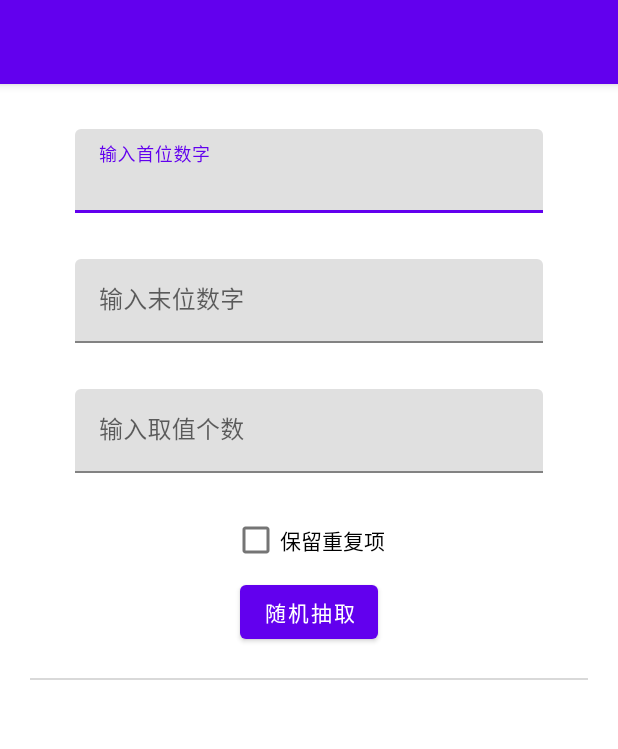
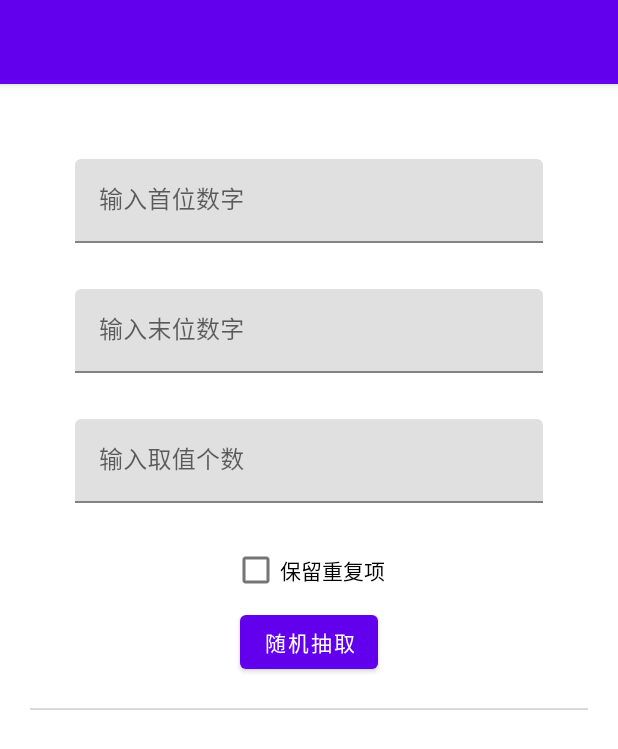
Before and after one commit to YenalyLiew/RandomAPP, an Android app: the layout activity_main.xml on its own in the app's theme, with its tools: preview values and no code run, on a phone screen of 412 x 824 dp. Shown: the top 749 px of the screen. Run offline under Robolectric (Android 15) with nearby library versions, the phone set to English and light mode, and no system bars.

Commit message:
又改了点东西

```diff
--- a/app/src/main/AndroidManifest.xml
+++ b/app/src/main/AndroidManifest.xml
@@ -11,8 +11,9 @@
         android:theme="@style/Theme.RandomAPP">
         <activity
             android:name=".MainActivity"
+            android:exported="true"
             android:label="RaNdOm"
-            android:exported="true">
+            android:windowSoftInputMode="adjustPan">
             <intent-filter>
                 <action android:name="android.intent.action.MAIN" />
 
--- a/app/src/main/java/com/example/randomapp/MainActivity.kt
+++ b/app/src/main/java/com/example/randomapp/MainActivity.kt
@@ -1,14 +1,11 @@
 package com.example.randomapp
 
 import android.annotation.SuppressLint
-import android.content.Context
 import androidx.appcompat.app.AppCompatActivity
 import android.os.Bundle
-import android.view.Gravity
 import android.view.Menu
 import android.view.MenuItem
 import android.view.View
-import android.view.inputmethod.InputMethodManager
 import androidx.core.view.GravityCompat
 import com.example.randomapp.databinding.ActivityMainBinding
 import java.lang.StringBuilder
@@ -29,7 +26,6 @@ class MainActivity : AppCompatActivity() {
         }
         binding.apply {
             enter.setOnClickListener {
-                enter.isEnabled = false
                 linear.clearFocus()
                 randomList.clear()
                 if (start.text.toString() != "" && end.text.toString() != "" && ramd.text.toString() != "") {
@@ -44,6 +40,7 @@ class MainActivity : AppCompatActivity() {
                         ramd.error = "取值个数太大"
                     }
                     if (endInt - startInt >= ramdInt && startInt < endInt) {
+                        enter.isEnabled = false
                         val builder = StringBuilder()
                         randomList.clear()
                         if (!sameNumCB.isChecked) {
@@ -100,6 +97,7 @@ class MainActivity : AppCompatActivity() {
                 binding.resultText.visibility = View.INVISIBLE
                 binding.result.setText("")
                 binding.linear.clearFocus()
+                binding.enter.isEnabled = true
             }
         }
         return true
--- a/app/src/main/res/layout/activity_main.xml
+++ b/app/src/main/res/layout/activity_main.xml
@@ -4,21 +4,27 @@
     xmlns:tools="http://schemas.android.com/tools"
     android:id="@+id/drawerLayout"
     android:layout_width="match_parent"
-    android:layout_height="match_parent">
+    android:layout_height="match_parent"
+    android:layout_gravity="start"
+    android:fitsSystemWindows="true"
+    tools:openDrawer="start">
 
     <androidx.coordinatorlayout.widget.CoordinatorLayout
         android:layout_width="match_parent"
-        android:layout_height="match_parent">
+        android:layout_height="match_parent"
+        android:fitsSystemWindows="true">
 
         <com.google.android.material.appbar.AppBarLayout
             android:layout_width="match_parent"
-            android:layout_height="wrap_content">
+            android:layout_height="wrap_content"
+            android:fitsSystemWindows="true">
 
             <androidx.appcompat.widget.Toolbar
                 android:id="@+id/toolBar"
                 android:layout_width="match_parent"
-                android:layout_height="?attr/actionBarSize"
+                android:layout_height="wrap_content"
                 android:background="@color/design_default_color_primary"
+                android:fitsSystemWindows="true"
                 android:theme="@style/ThemeOverlay.AppCompat.Dark.ActionBar"
                 app:popupTheme="@style/ThemeOverlay.AppCompat.Light" />
 
@@ -41,60 +47,60 @@
                 <com.google.android.material.textfield.TextInputLayout
                     android:layout_width="match_parent"
                     android:layout_height="wrap_content"
-                    android:layout_marginStart="50dp"
-                    android:layout_marginTop="30dp"
-                    android:layout_marginEnd="50dp"
                     app:errorEnabled="true">
 
                     <com.google.android.material.textfield.TextInputEditText
                         android:id="@+id/start"
                         android:layout_width="match_parent"
                         android:layout_height="wrap_content"
+                        android:layout_marginStart="50dp"
+                        android:layout_marginTop="50dp"
+                        android:layout_marginEnd="50dp"
                         android:hint="输入首位数字"
+                        android:digits="0123456789"
                         android:inputType="number"
                         android:maxLines="1"
-                        android:singleLine="true"
-                        tools:ignore="TouchTargetSizeCheck" />
+                        android:singleLine="true" />
 
                 </com.google.android.material.textfield.TextInputLayout>
 
                 <com.google.android.material.textfield.TextInputLayout
                     android:layout_width="match_parent"
                     android:layout_height="wrap_content"
-                    android:layout_marginStart="50dp"
-                    android:layout_marginTop="10dp"
-                    android:layout_marginEnd="50dp"
                     app:errorEnabled="true">
 
                     <com.google.android.material.textfield.TextInputEditText
                         android:id="@+id/end"
                         android:layout_width="match_parent"
                         android:layout_height="wrap_content"
+                        android:layout_marginStart="50dp"
+                        android:layout_marginTop="10dp"
+                        android:layout_marginEnd="50dp"
                         android:hint="输入末位数字"
+                        android:digits="0123456789"
+                        android:maxLines="1"
                         android:inputType="number"
-                        android:maxLines="1"
-                        android:singleLine="true"
-                        tools:ignore="TouchTargetSizeCheck" />
+                        android:singleLine="true" />
 
                 </com.google.android.material.textfield.TextInputLayout>
 
                 <com.google.android.material.textfield.TextInputLayout
                     android:layout_width="match_parent"
                     android:layout_height="wrap_content"
-                    android:layout_marginStart="50dp"
-                    android:layout_marginTop="10dp"
-                    android:layout_marginEnd="50dp"
                     app:errorEnabled="true">
 
                     <com.google.android.material.textfield.TextInputEditText
                         android:id="@+id/ramd"
                         android:layout_width="match_parent"
                         android:layout_height="wrap_content"
+                        android:layout_marginStart="50dp"
+                        android:layout_marginTop="10dp"
+                        android:layout_marginEnd="50dp"
                         android:hint="输入取值个数"
+                        android:digits="0123456789"
                         android:inputType="number"
                         android:maxLines="1"
-                        android:singleLine="true"
-                        tools:ignore="TouchTargetSizeCheck" />
+                        android:singleLine="true" />
 
                 </com.google.android.material.textfield.TextInputLayout>
 
@@ -152,9 +158,10 @@
 
     <com.google.android.material.navigation.NavigationView
         android:id="@+id/navView"
-        android:layout_width="match_parent"
+        android:layout_width="wrap_content"
         android:layout_height="match_parent"
         android:layout_gravity="start"
+        android:fitsSystemWindows="true"
         app:menu="@menu/nav_menu" />
 
 </androidx.drawerlayout.widget.DrawerLayout>
--- a/app/src/main/res/values/themes.xml
+++ b/app/src/main/res/values/themes.xml
@@ -10,7 +10,7 @@
         <item name="colorSecondaryVariant">@color/teal_700</item>
         <item name="colorOnSecondary">@color/black</item>
         <!-- Status bar color. -->
-        <item name="android:statusBarColor" tools:targetApi="l">?attr/colorPrimaryVariant</item>
+        <item name="android:statusBarColor" tools:targetApi="l">@android:color/transparent</item>
         <!-- Customize your theme here. -->
     </style>
 </resources>
```
